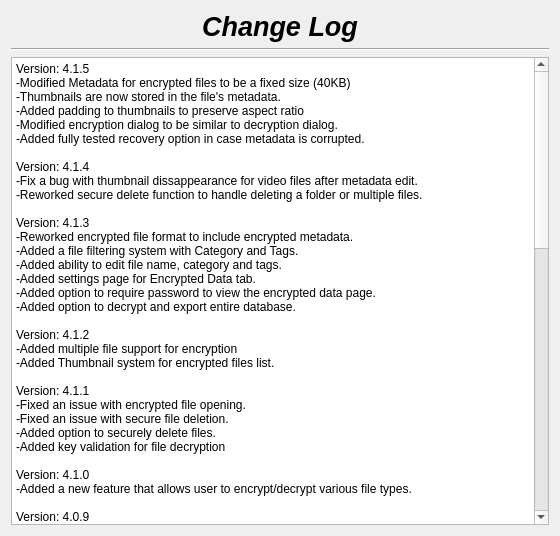
Old version of the form changelog.ui in the repository therealMaPMaKeR/MMDiary.
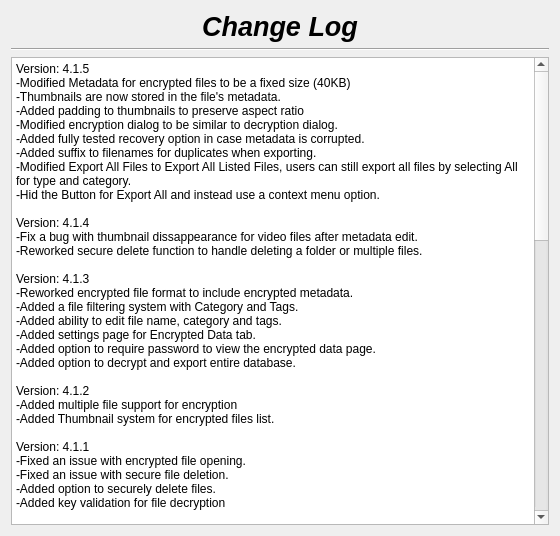
New version of the form.

```diff
--- a/changelog.ui
+++ b/changelog.ui
@@ -60,6 +60,7 @@
 &lt;p style=&quot; margin-top:0px; margin-bottom:0px; margin-left:0px; margin-right:0px; -qt-block-indent:0; text-indent:0px;&quot;&gt;-Added padding to thumbnails to preserve aspect ratio&lt;/p&gt;
 &lt;p style=&quot; margin-top:0px; margin-bottom:0px; margin-left:0px; margin-right:0px; -qt-block-indent:0; text-indent:0px;&quot;&gt;-Modified encryption dialog to be similar to decryption dialog.&lt;/p&gt;
 &lt;p style=&quot; margin-top:0px; margin-bottom:0px; margin-left:0px; margin-right:0px; -qt-block-indent:0; text-indent:0px;&quot;&gt;-Added fully tested recovery option in case metadata is corrupted.&lt;/p&gt;
+&lt;p style=&quot; margin-top:0px; margin-bottom:0px; margin-left:0px; margin-right:0px; -qt-block-indent:0; text-indent:0px;&quot;&gt;-Added suffix to filenames for duplicates when exporting.&lt;br /&gt;-Modified Export All Files to Export All Listed Files, users can still export all files by selecting All for type and category.&lt;br /&gt;-Hid the Button for Export All and instead use a context menu option.&lt;/p&gt;
 &lt;p style=&quot;-qt-paragraph-type:empty; margin-top:0px; margin-bottom:0px; margin-left:0px; margin-right:0px; -qt-block-indent:0; text-indent:0px;&quot;&gt;&lt;br /&gt;&lt;/p&gt;
 &lt;p style=&quot; margin-top:0px; margin-bottom:0px; margin-left:0px; margin-right:0px; -qt-block-indent:0; text-indent:0px;&quot;&gt;Version: 4.1.4&lt;br /&gt;-Fix a bug with thumbnail dissappearance for video files after metadata edit.&lt;/p&gt;
 &lt;p style=&quot; margin-top:0px; margin-bottom:0px; margin-left:0px; margin-right:0px; -qt-block-indent:0; text-indent:0px;&quot;&gt;-Reworked secure delete function to handle deleting a folder or multiple files.&lt;/p&gt;
```
